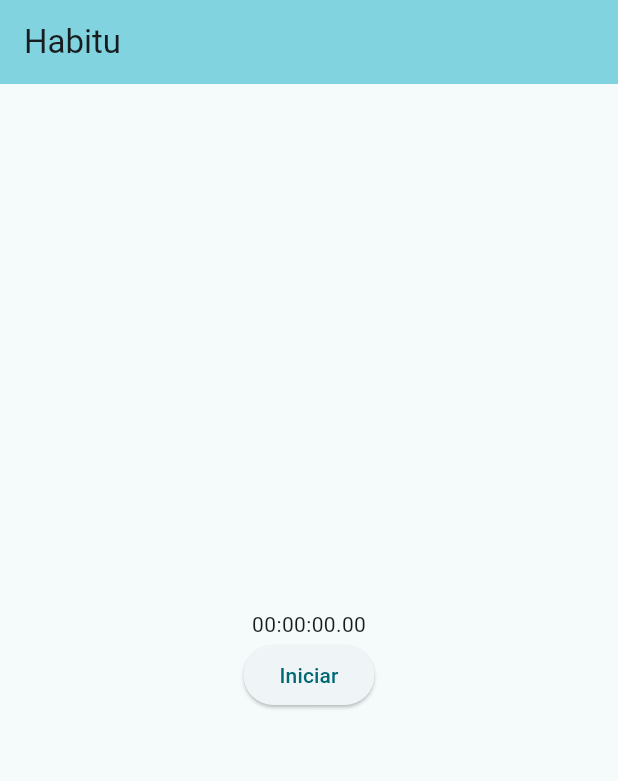
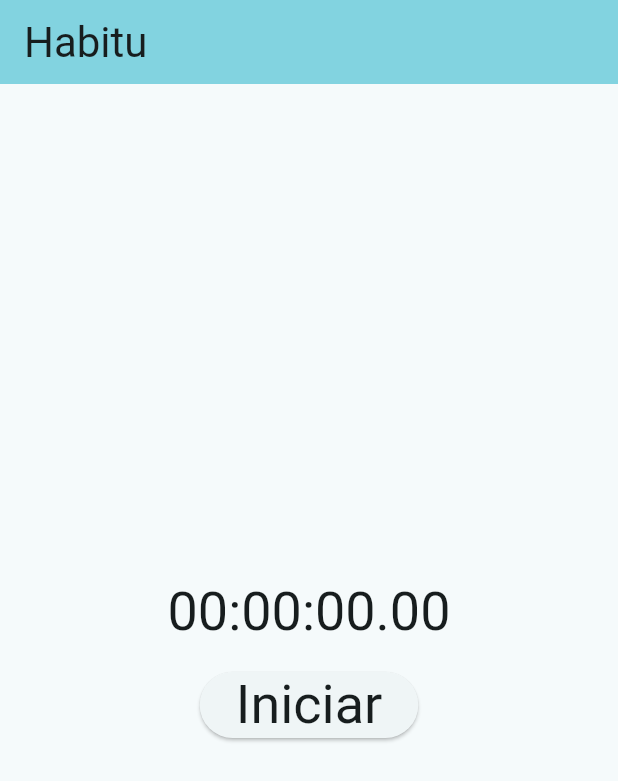
Before and after one commit to LuDColl/habitu, a Flutter app: the screen it shows after launch, on a phone screen of 412 x 824 dp. Shown: the top 781 px of the screen. Run offline on Flutter 3.47's test engine with Material 3 defaults, Android fonts, the phone set to English and light mode, and no system bars.

Commit message:
Add Style

```diff
--- a/lib/screens/home.screen.dart
+++ b/lib/screens/home.screen.dart
@@ -15,19 +15,24 @@ class _HomeScreenState extends State<HomeScreen> {
 
   @override
   Widget build(BuildContext context) {
+    final textTheme = Theme.of(context).textTheme;
     return Scaffold(
       appBar: AppBar(
         backgroundColor: Theme.of(context).colorScheme.inversePrimary,
-        title: const Text('Habitu'),
+        title: Text('Habitu', style: textTheme.headlineMedium),
       ),
       body: Center(
         child: Column(
           mainAxisSize: MainAxisSize.min,
           children: [
-            Text(elapsedTime),
+            Text(elapsedTime, style: textTheme.displaySmall),
+            const SizedBox(height: 16),
             ElevatedButton(
               onPressed: isRunning ? stop : start,
-              child: Text(isRunning ? 'Parar' : 'Iniciar'),
+              child: Text(
+                isRunning ? 'Parar' : 'Iniciar',
+                style: textTheme.displaySmall,
+              ),
             ),
           ],
         ),
```
